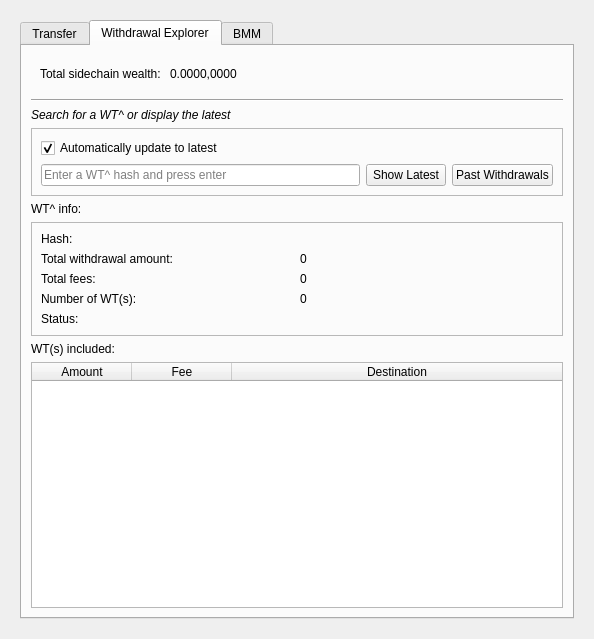
Qt form src/qt/forms/sidechainpage.ui (skydogenet/sidechains) before a commit.
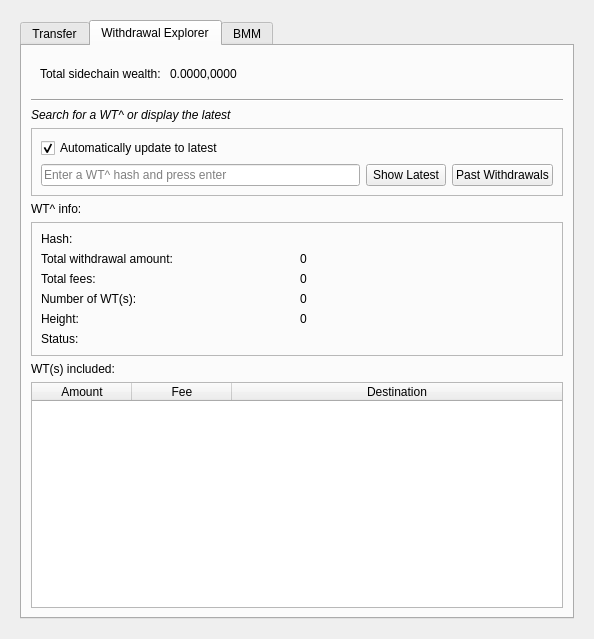
The same form after that commit. The open tabs and pages were chosen to show the change. Icons and pictures are not drawn. Custom widgets are drawn as their Qt base class.

Commit message: Add height to WT^ objects and GUI

Patch:
```diff
--- a/src/qt/forms/sidechainpage.ui
+++ b/src/qt/forms/sidechainpage.ui
@@ -786,14 +786,14 @@
                 </property>
                </widget>
               </item>
-              <item row="4" column="0">
+              <item row="5" column="0">
                <widget class="QLabel" name="label_11">
                 <property name="text">
                  <string>Status:</string>
                 </property>
                </widget>
               </item>
-              <item row="4" column="1">
+              <item row="5" column="1">
                <widget class="QLabel" name="labelStatus">
                 <property name="text">
                  <string/>
@@ -814,6 +814,20 @@
                 </property>
                </widget>
               </item>
+              <item row="4" column="1">
+               <widget class="QLabel" name="labelBlockHeight">
+                <property name="text">
+                 <string>0</string>
+                </property>
+               </widget>
+              </item>
+              <item row="4" column="0">
+               <widget class="QLabel" name="label_33">
+                <property name="text">
+                 <string>Height:</string>
+                </property>
+               </widget>
+              </item>
              </layout>
             </widget>
            </item>
```
The commit also changes 5 other files.
